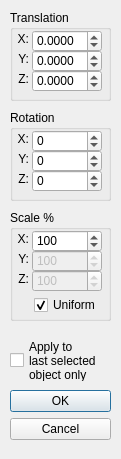
Qt form askTransformDialog.ui (Swyter/openbrf-redux) before a commit.
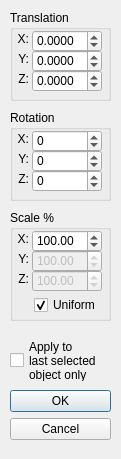
The same form after that commit.

```diff
--- a/askTransformDialog.ui
+++ b/askTransformDialog.ui
@@ -304,7 +304,7 @@
    <property name="title">
     <string>Scale %</string>
    </property>
-   <widget class="QSpinBox" name="scx">
+   <widget class="QDoubleSpinBox" name="scx">
     <property name="geometry">
      <rect>
       <x>22</x>
@@ -316,20 +316,17 @@
     <property name="wrapping">
      <bool>true</bool>
     </property>
-    <property name="minimum">
-     <number>5</number>
-    </property>
     <property name="maximum">
-     <number>1000</number>
+     <double>1000.000000000000000</double>
     </property>
     <property name="singleStep">
      <number>5</number>
     </property>
     <property name="value">
-     <number>100</number>
+     <double>100.000000000000000</double>
     </property>
    </widget>
-   <widget class="QSpinBox" name="scy">
+   <widget class="QDoubleSpinBox" name="scy">
     <property name="enabled">
      <bool>false</bool>
     </property>
@@ -344,20 +341,17 @@
     <property name="wrapping">
      <bool>true</bool>
     </property>
-    <property name="minimum">
-     <number>5</number>
-    </property>
     <property name="maximum">
-     <number>1000</number>
+     <double>1000.000000000000000</double>
     </property>
     <property name="singleStep">
      <number>5</number>
     </property>
     <property name="value">
-     <number>100</number>
+     <double>100.000000000000000</double>
     </property>
    </widget>
-   <widget class="QSpinBox" name="scz">
+   <widget class="QDoubleSpinBox" name="scz">
     <property name="enabled">
      <bool>false</bool>
     </property>
@@ -372,17 +366,14 @@
     <property name="wrapping">
      <bool>true</bool>
     </property>
-    <property name="minimum">
-     <number>5</number>
-    </property>
     <property name="maximum">
-     <number>1000</number>
+     <double>1000.000000000000000</double>
     </property>
     <property name="singleStep">
      <number>5</number>
     </property>
     <property name="value">
-     <number>100</number>
+     <double>100.000000000000000</double>
     </property>
    </widget>
    <widget class="QLabel" name="label_7">
```
Left out of the diff: 6 changed lines with no effect on the pictures.
